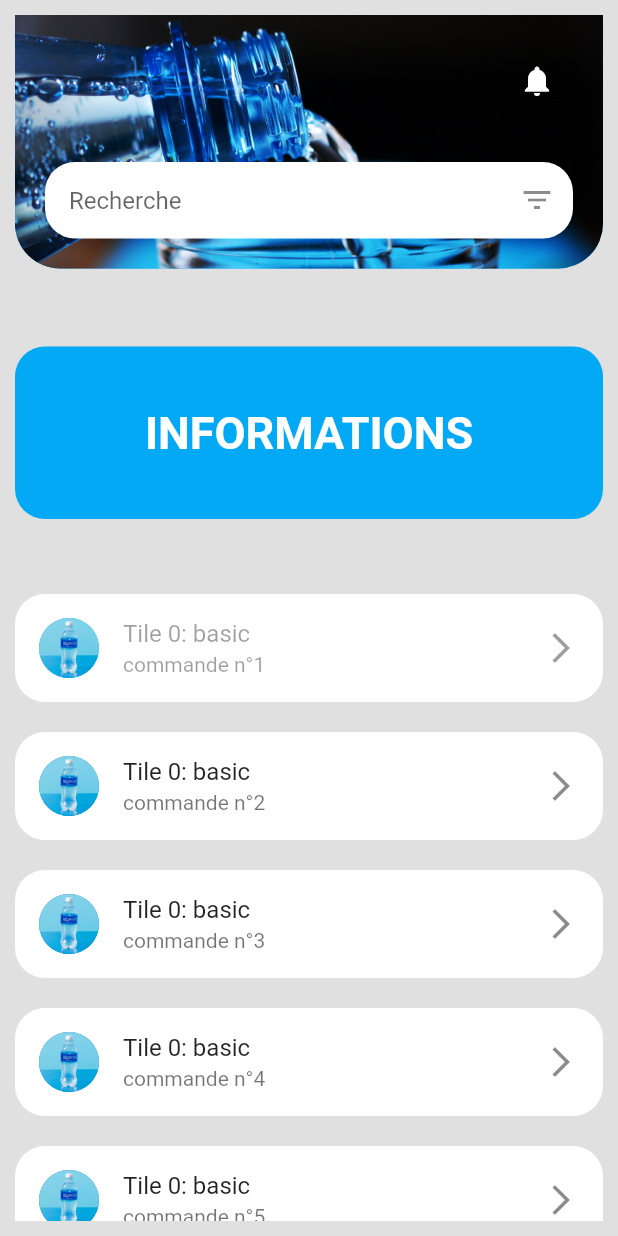
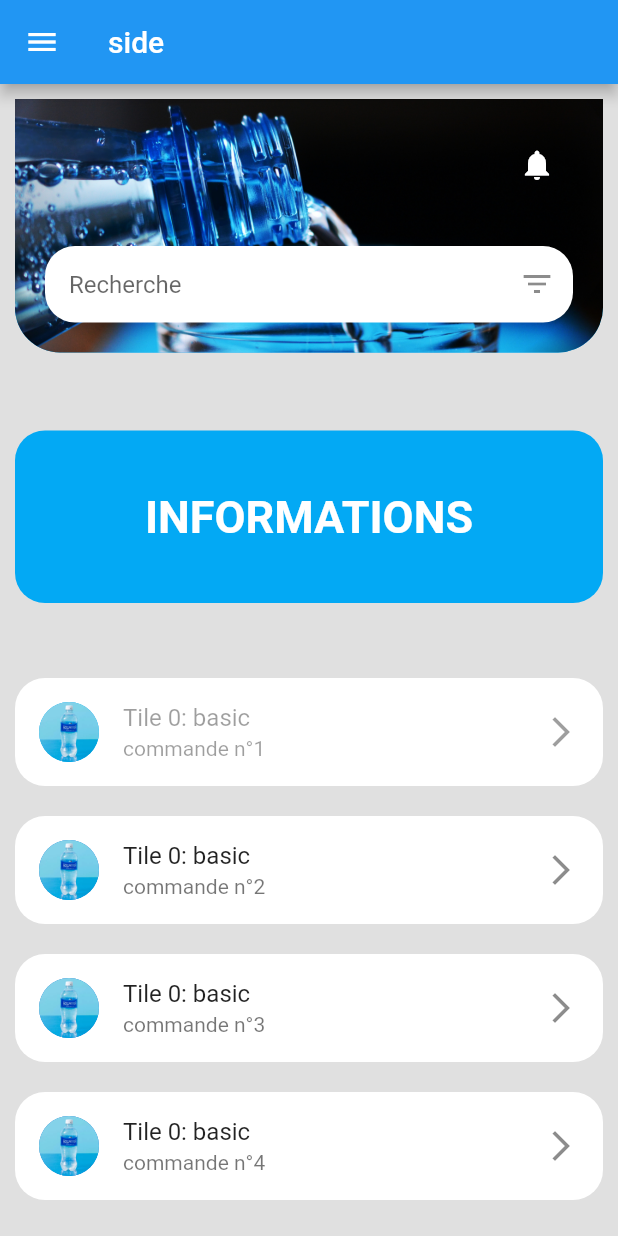
Before and after one commit to ouadal/GNAZIM_ISSIFOU_PROJECT_FLUTTER, a Flutter app: the Gestionn screen opened directly, on a phone screen of 412 x 824 dp. Run offline on Flutter 3.47's test engine with Material 2 defaults, Android fonts, the phone set to English and light mode, and no system bars; our stand-ins replace smooth_page_indicator; missing offline and left inert: dart:ffi.

Commit message:
index modifié

```diff
--- a/lib/pages/gestionn.dart
+++ b/lib/pages/gestionn.dart
@@ -4,6 +4,8 @@ import 'dart:math';
 import 'package:flutter/material.dart';
 import 'package:flutter/src/widgets/container.dart';
 import 'package:flutter/src/widgets/framework.dart';
+
+import '../components/Navbar.dart';
 
 class Gestionn extends StatefulWidget {
   @override
@@ -13,9 +15,12 @@ class Gestionn extends StatefulWidget {
 class _GestionnState extends State<Gestionn> {
   final double size = 30;
   static const double maxSize = 300;
+
   @override
   Widget build(BuildContext context) {
     return Scaffold(
+      drawer: Navbar(),
+      appBar: AppBar(title: Text('side'),),
       body: Container(
         color: Colors.grey[300],
         padding: EdgeInsets.all(10),
@@ -61,7 +66,6 @@ class _GestionnState extends State<Gestionn> {
                   ],
                 )),
             Container(
-
               decoration: BoxDecoration(
                 //image: DecorationImage(image: AssetImage('assets/eauu.jpg'),fit: BoxFit.cover),
                 borderRadius: BorderRadius.circular(20),
@@ -71,7 +75,7 @@ class _GestionnState extends State<Gestionn> {
               child: Text(
                 'INFORMATIONS',
                 style: TextStyle(
-                    fontSize: 30 ,
+                    fontSize: 30,
                     fontWeight: FontWeight.bold,
                     color: Colors.white),
               ),
@@ -97,7 +101,6 @@ class _GestionnState extends State<Gestionn> {
                       'assets/flatten.jpg',
                     ),
                     backgroundColor: Colors.lightBlue),
-
                 enabled: false,
                 onTap: () {},
                 shape: RoundedRectangleBorder(
@@ -208,7 +211,7 @@ class _GestionnState extends State<Gestionn> {
                   ),
                 ),
               ),
-            )
+            ),
           ],
         ),
       ),
@@ -217,11 +220,10 @@ class _GestionnState extends State<Gestionn> {
 
   _top() {
     return Container(
-
-
       padding: EdgeInsets.all(20.0),
       decoration: BoxDecoration(
-        image: DecorationImage(image: AssetImage('assets/eau.jpg'),fit: BoxFit.cover),
+          image: DecorationImage(
+              image: AssetImage('assets/eau.jpg'), fit: BoxFit.cover),
           color: Colors.lightBlue,
           borderRadius: BorderRadius.only(
               bottomLeft: Radius.circular(30.0),
```
